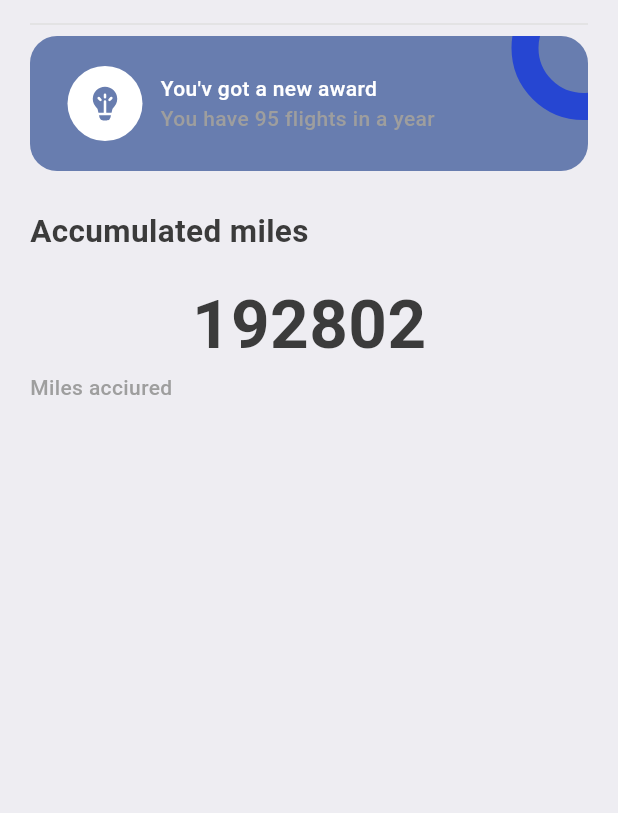
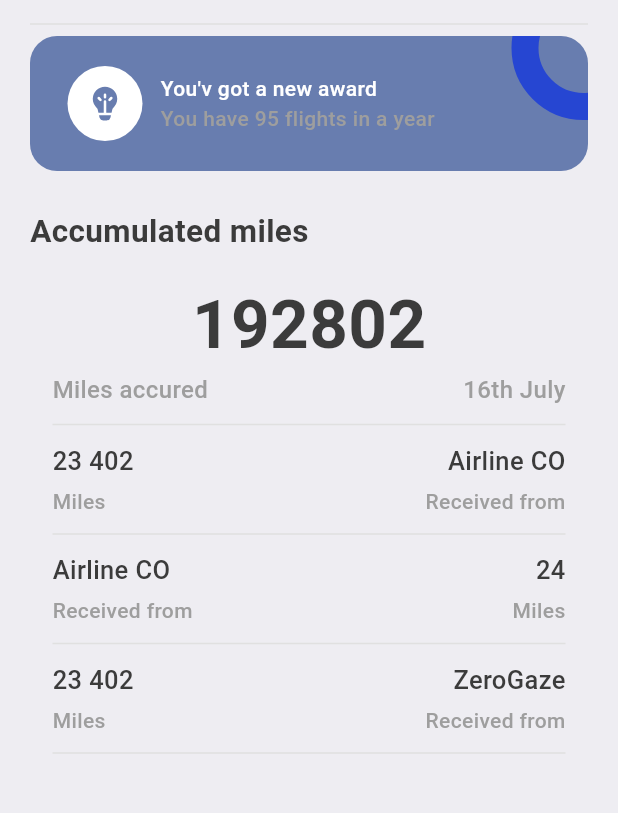
Before and after one commit to patrickNwafo/flutter_project, a Flutter app: the ProfileScreen screen opened directly, on a phone screen of 412 x 824 dp, the part 228-1041 px from its top. Run offline on Flutter 3.47's test engine with Material 3 defaults, Android fonts, the phone set to English and light mode, and no system bars; our stand-ins replace barcode_widget, fluentui_icons.

Commit message:
Profile page 3

```diff
--- a/lib/screens/profile/profile.dart
+++ b/lib/screens/profile/profile.dart
@@ -2,6 +2,7 @@ import 'package:fluentui_icons/fluentui_icons.dart';
 import 'package:flutter/material.dart';
 import 'package:ticket_app/base/res/media.dart';
 import 'package:ticket_app/base/res/styles/app_styles.dart';
+import 'package:ticket_app/base/widgets/app_column_text_layout.dart';
 import 'package:ticket_app/base/widgets/heading_text.dart';
 import 'package:ticket_app/base/widgets/text_style_fourth.dart';
 
@@ -34,7 +35,10 @@ class ProfileScreen extends StatelessWidget {
               Column(
                 crossAxisAlignment: CrossAxisAlignment.start,
                 children: [
-                  const HeadingText(text: "Book Tickets", isColor: false,),
+                  const HeadingText(
+                    text: "Book Tickets",
+                    isColor: false,
+                  ),
                   Text(
                     "New York",
                     style: TextStyle(
@@ -85,14 +89,16 @@ class ProfileScreen extends StatelessWidget {
               Text(
                 "Edit",
                 style: TextStyle(
-                  color: AppStyles.primaryColor, fontWeight: FontWeight.w300
-                ),
+                    color: AppStyles.primaryColor, fontWeight: FontWeight.w300),
               )
             ],
           ),
-          const SizedBox(height: 8,),
+          const SizedBox(
+            height: 8,
+          ),
           //divider
-          Divider(color: Colors.grey.shade300,
+          Divider(
+            color: Colors.grey.shade300,
           ),
           //Show the card
           Stack(
@@ -102,11 +108,11 @@ class ProfileScreen extends StatelessWidget {
                 width: double.infinity,
                 decoration: BoxDecoration(
                     color: AppStyles.primaryColor,
-                  borderRadius: BorderRadius.circular(18)
-                ),
+                    borderRadius: BorderRadius.circular(18)),
               ),
               Container(
-                padding: const EdgeInsets.symmetric(horizontal: 25, vertical: 20),
+                padding:
+                    const EdgeInsets.symmetric(horizontal: 25, vertical: 20),
                 child: Row(
                   children: [
                     CircleAvatar(
@@ -118,7 +124,9 @@ class ProfileScreen extends StatelessWidget {
                         size: 27,
                       ),
                     ),
-                    const SizedBox(width: 12,),
+                    const SizedBox(
+                      width: 12,
+                    ),
                     const Column(
                       crossAxisAlignment: CrossAxisAlignment.start,
                       children: [
@@ -147,32 +155,140 @@ class ProfileScreen extends StatelessWidget {
                   ))
             ],
           ),
-          const SizedBox(height: 25,),
-          Text("Accumulated miles", style: AppStyles.headLineStyle3,),
+          const SizedBox(
+            height: 25,
+          ),
+          Text(
+            "Accumulated miles",
+            style: AppStyles.headLineStyle3,
+          ),
           Container(
+            padding: EdgeInsets.symmetric(horizontal: 15),
             decoration: BoxDecoration(
                 borderRadius: BorderRadius.circular(18),
-              color: AppStyles.bgColor
-            ),
+                color: AppStyles.bgColor),
             child: Column(
               children: [
-                const SizedBox(height: 15,),
-                Text("192802", style: TextStyle(
-                  fontSize: 45, color: AppStyles.textColor, fontWeight: FontWeight.w600
-                ),),
+                const SizedBox(
+                  height: 15,
+                ),
+                Text(
+                  "192802",
+                  style: TextStyle(
+                      fontSize: 45,
+                      color: AppStyles.textColor,
+                      fontWeight: FontWeight.w600),
+                ),
                 //row -> text,
                 Row(
+                  mainAxisAlignment: MainAxisAlignment.spaceBetween,
                   children: [
                     Text(
-                      "Miles acciured",
-                      style: AppStyles.headLineStyle4,
-                    )
+                      "Miles accured",
+                      style: AppStyles.headLineStyle4.copyWith(fontSize: 16),
+                    ),
+                    Text(
+                      "16th July",
+                      style: AppStyles.headLineStyle4.copyWith(fontSize: 16),
+                    ),
                   ],
-                )
+                ),
+                const SizedBox(
+                  height: 4,
+                ),
+                //divider
+                Divider(
+                  color: Colors.grey.shade300,
+                ),
+                const SizedBox(
+                  height: 4,
+                ),
+
                 //row -> column
+                const Row(
+                  mainAxisAlignment: MainAxisAlignment.spaceBetween,
+                  children: [
+                    AppColumnTextLayout(
+                      topText: "23 402",
+                      bottomText: "Miles",
+                      alignment: CrossAxisAlignment.start,
+                      isColor: false,
+                    ),
+                    AppColumnTextLayout(
+                      topText: "Airline CO",
+                      bottomText: "Received from",
+                      alignment: CrossAxisAlignment.end,
+                      isColor: false,
+                    ),
+                  ],
+                ),
+                const SizedBox(
+                  height: 4,
+                ),
+                //divider
+                Divider(
+                  color: Colors.grey.shade300,
+                ),
+                const SizedBox(
+                  height: 4,
+                ),
+                const Row(
+                  mainAxisAlignment: MainAxisAlignment.spaceBetween,
+                  children: [
+                    AppColumnTextLayout(
+                      topText: "Airline CO",
+                      bottomText: "Received from",
+                      alignment: CrossAxisAlignment.start,
+                      isColor: false,
+                    ),
+                    AppColumnTextLayout(
+                      topText: "24",
+                      bottomText: "Miles",
+                      alignment: CrossAxisAlignment.end,
+                      isColor: false,
+                    ),
+
+                  ],
+                ),
+                const SizedBox(
+                  height: 4,
+                ),
+                //divider
+                Divider(
+                  color: Colors.grey.shade300,
+                ),
+                const SizedBox(
+                  height: 4,
+                ),
+                const Row(
+                  mainAxisAlignment: MainAxisAlignment.spaceBetween,
+                  children: [
+                    AppColumnTextLayout(
+                      topText: "23 402",
+                      bottomText: "Miles",
+                      alignment: CrossAxisAlignment.start,
+                      isColor: false,
+                    ),
+                    AppColumnTextLayout(
+                      topText: "ZeroGaze",
+                      bottomText: "Received from",
+                      alignment: CrossAxisAlignment.end,
+                      isColor: false,
+                    ),
+                  ],
+                ),
+                const SizedBox(
+                  height: 4,
+                ),
+                //divider
+                Divider(
+                  color: Colors.grey.shade300,
+                ),
+                const SizedBox(
+                  height: 4,
+                ),
                 //row -> column
                 //text
-
               ],
             ),
           )
```
Lines whose indentation alone changed are shown as unchanged.
